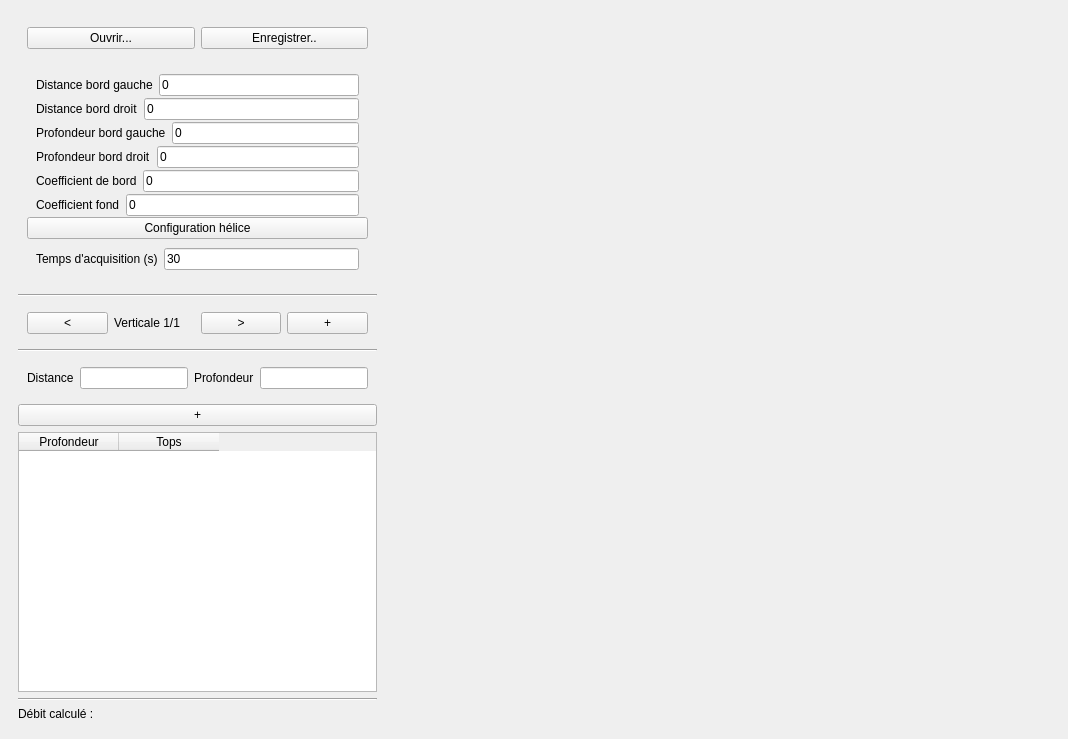
Old version of the form mainwindow.ui in the repository vincentheynderickx/depjau-v2.
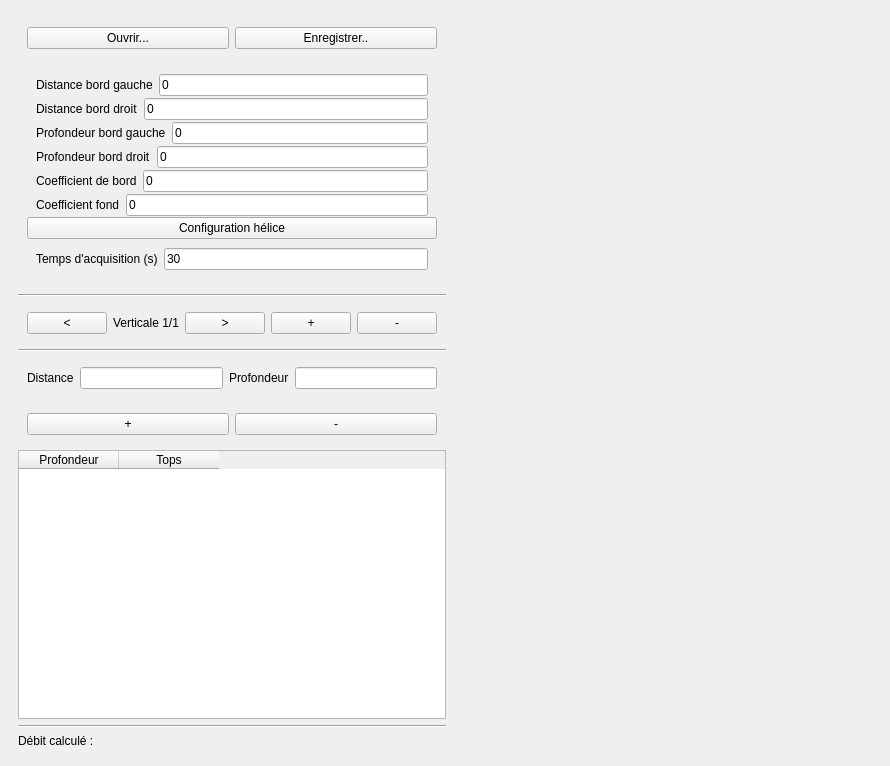
New version of the form. Custom widgets are drawn as their Qt base class.

Commit message: add buttons to suppress verticals and measures

Patch:
```diff
--- a/mainwindow.ui
+++ b/mainwindow.ui
@@ -6,8 +6,8 @@
    <rect>
     <x>0</x>
     <y>0</y>
-    <width>1068</width>
-    <height>739</height>
+    <width>890</width>
+    <height>766</height>
    </rect>
   </property>
   <property name="maximumSize">
@@ -301,6 +301,13 @@
             </property>
            </widget>
           </item>
+          <item>
+           <widget class="QPushButton" name="supp_vert">
+            <property name="text">
+             <string>-</string>
+            </property>
+           </widget>
+          </item>
          </layout>
         </widget>
        </item>
@@ -338,10 +345,23 @@
         </widget>
        </item>
        <item>
+        <widget class="QWidget" name="widget_2" native="true">
+         <layout class="QHBoxLayout" name="horizontalLayout_11">
+          <item>
         <widget class="QPushButton" name="add_mes">
          <property name="text">
           <string>+</string>
          </property>
+           </widget>
+          </item>
+          <item>
+           <widget class="QPushButton" name="supp_mes">
+            <property name="text">
+             <string>-</string>
+            </property>
+           </widget>
+          </item>
+         </layout>
         </widget>
        </item>
        <item>
```
Lines whose indentation alone changed are shown as unchanged. The commit also changes 2 other files.
